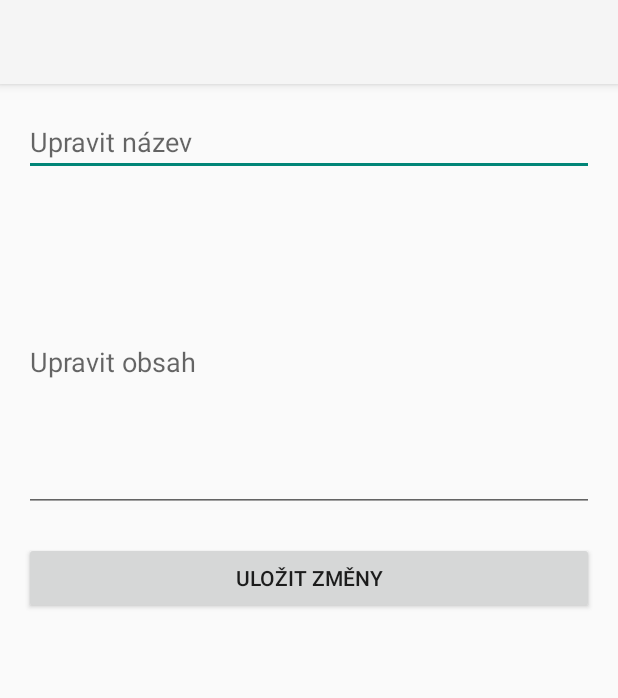
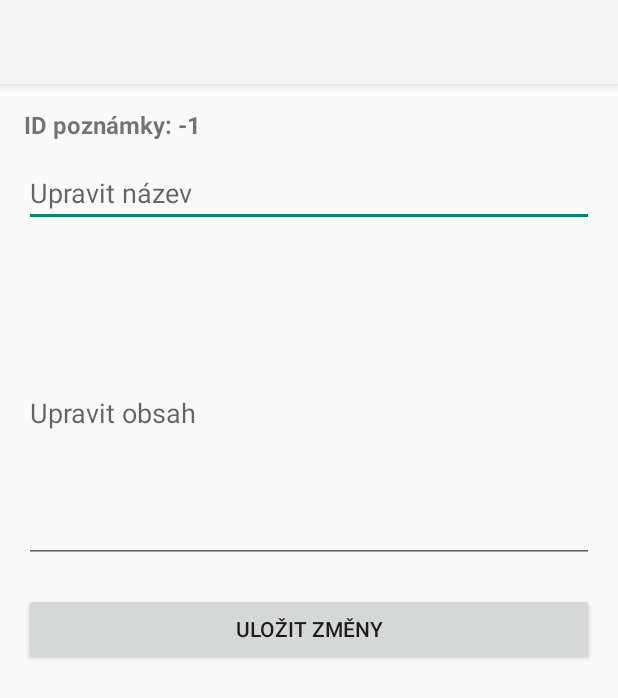
Before and after one commit to NikolaDvorakova11/-github-nd-pma-2025, an Android app: the EditNoteActivity screen opened directly, with no data from a screen before it, on a phone screen of 412 x 824 dp. Shown: the top 698 px of the screen. Run offline under Robolectric (Android 15) with nearby library versions, the phone set to English and light mode, and no system bars; our stand-ins replace Room's generated code.

Commit message:
#11 navazující úkoly 15.1 a 15.2

```diff
--- a/MyApp012aMyNoteHub/app/src/main/java/com/example/myapp012amynotehub/EditNoteActivity.kt
+++ b/MyApp012aMyNoteHub/app/src/main/java/com/example/myapp012amynotehub/EditNoteActivity.kt
@@ -30,6 +30,10 @@ class EditNoteActivity : AppCompatActivity() {
         // Získáme ID poznámky z Intentu
         noteId = intent.getIntExtra("note_id", -1)
 
+
+        //Zde jsem vložila pro úkol 15.2 - Zobraz ID poznámky v TextView
+        binding.tvNoteId.text = "ID poznámky: $noteId"
+
         // Načteme poznámku z DB
         lifecycleScope.launch {
             noteDao.getAllNotes().collect { notes ->
--- a/MyApp012aMyNoteHub/app/src/main/java/com/example/myapp012amynotehub/NoteAdapter.kt
+++ b/MyApp012aMyNoteHub/app/src/main/java/com/example/myapp012amynotehub/NoteAdapter.kt
@@ -34,6 +34,9 @@ class NoteAdapter(
         holder.binding.tvNoteTitle.text = currentNote.title
         holder.binding.tvNoteContent.text = currentNote.content
 
+        // Úkol 15.2 - Zobrazení ID poznámky
+        holder.binding.tvNoteId.text = "ID: ${currentNote.id}"
+
         // DOPLNĚNO: Kliknutí na EDIT ikonu
         holder.binding.ivEdit.setOnClickListener {
             onEditClick(currentNote)
--- a/MyApp012aMyNoteHub/app/src/main/res/layout/activity_edit_note.xml
+++ b/MyApp012aMyNoteHub/app/src/main/res/layout/activity_edit_note.xml
@@ -11,6 +11,16 @@
         android:layout_width="match_parent"
         android:layout_height="wrap_content"
         android:orientation="vertical">
+
+        <!-- Zobrazení ID poznámky pro úkol 15.2 -->
+        <TextView
+            android:id="@+id/tvNoteId"
+            android:layout_width="wrap_content"
+            android:layout_height="wrap_content"
+            android:text="ID:"
+            android:textSize="16sp"
+            android:textStyle="bold"
+            android:layout_marginBottom="12dp" />
 
         <EditText
             android:id="@+id/etEditTitle"
```
Also changed, not shown: MyApp012aMyNoteHub/app/src/main/java/com/example/myapp012amynotehub/MainActivity.kt (+22 -1 lines), MyApp012aMyNoteHub/app/src/main/res/layout/item_note.xml (+11 -0 lines).
